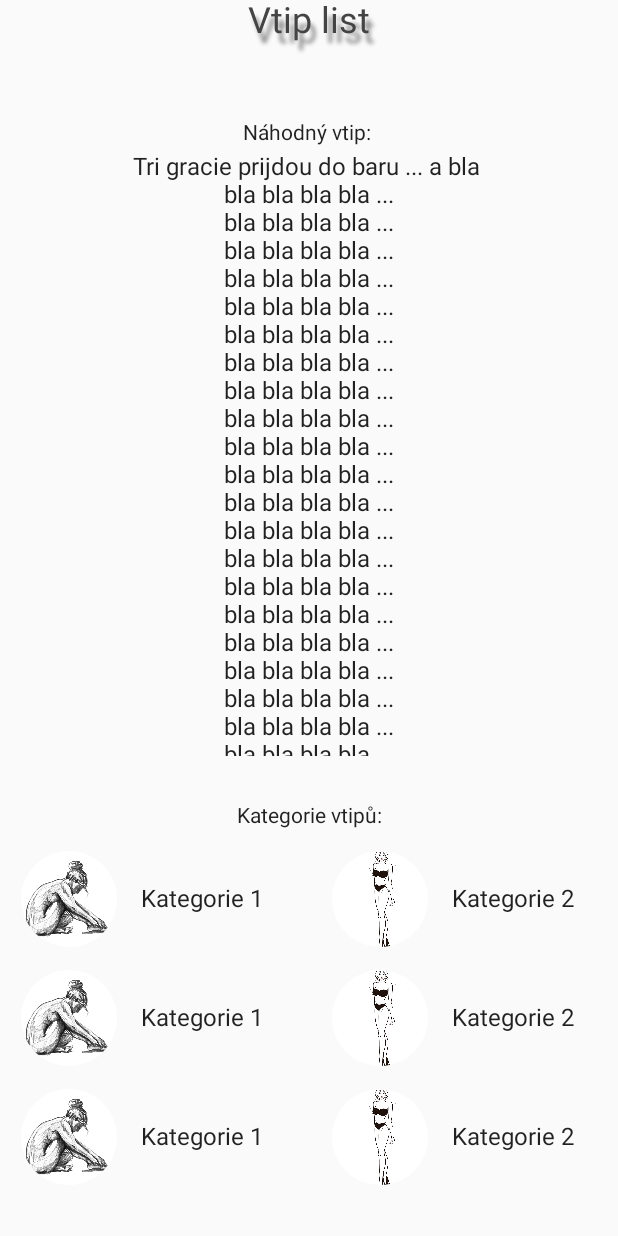
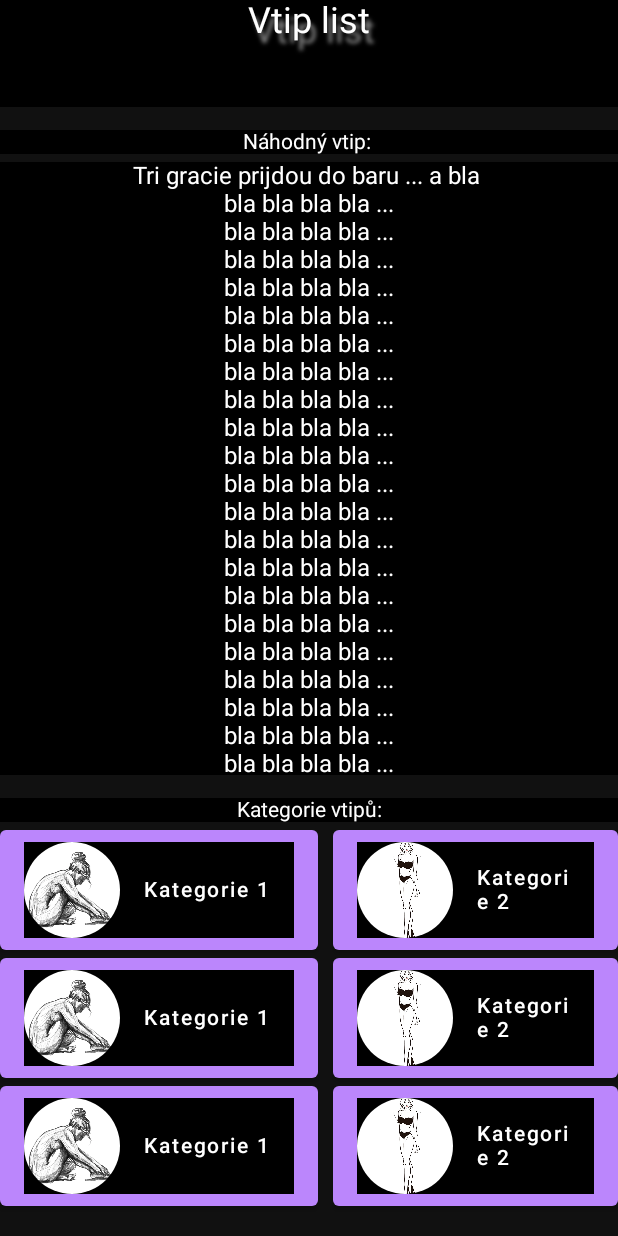
Before and after one commit to mb256/VtipList, an Android app built with Jetpack Compose: the screen it shows after launch (MainActivity), on a phone screen of 412 x 824 dp. Run offline under Robolectric (Android 15) with nearby library versions, the phone set to English and light mode, and no system bars.

Commit message:
Add second activity

```diff
--- a/app/src/main/java/com/example/vtiplist/MainActivity.kt
+++ b/app/src/main/java/com/example/vtiplist/MainActivity.kt
@@ -1,23 +1,29 @@
 package com.example.vtiplist
 
+import android.content.Intent
 import android.os.Bundle
+import android.service.autofill.OnClickAction
 import androidx.activity.ComponentActivity
 import androidx.activity.compose.setContent
 import androidx.annotation.DrawableRes
 import androidx.compose.foundation.Image
+import androidx.compose.foundation.background
 import androidx.compose.foundation.layout.*
 import androidx.compose.foundation.rememberScrollState
 import androidx.compose.foundation.shape.CircleShape
 import androidx.compose.foundation.verticalScroll
+import androidx.compose.material.Button
 import androidx.compose.material.Text
 import androidx.compose.runtime.Composable
 import androidx.compose.ui.Alignment
 import androidx.compose.ui.Modifier
 import androidx.compose.ui.draw.clip
+import androidx.compose.ui.draw.drawBehind
 import androidx.compose.ui.geometry.Offset
 import androidx.compose.ui.graphics.Color
 import androidx.compose.ui.graphics.Shadow
 import androidx.compose.ui.layout.ContentScale
+import androidx.compose.ui.platform.LocalContext
 import androidx.compose.ui.res.painterResource
 import androidx.compose.ui.text.TextStyle
 import androidx.compose.ui.text.style.TextAlign
@@ -34,7 +40,6 @@ class MainActivity : ComponentActivity() {
             VtipListTheme {
                     Greeting()
             }
-
         }
     }
 }
@@ -53,11 +58,13 @@ fun RandomJoke(modifier: Modifier) {
         Text(
             text = "Náhodný vtip: ",
             fontSize = 14.sp,
+            color = Color.White,
             textAlign = TextAlign.Center,
             modifier = Modifier
                 .fillMaxWidth()
+                .background(Color.Black)
         )
-        Spacer(modifier = Modifier.height(5.dp))
+        Spacer(modifier = Modifier.height(5.dp).background(Color.Gray))
         Text(
             text = "Tri gracie prijdou do baru ... a bla \n" +
                     "bla bla bla bla ...\n" +
@@ -110,8 +117,10 @@ fun RandomJoke(modifier: Modifier) {
                     "bla bla bla bla ...\n" +
                     "bla bla bla bla ...",
             textAlign = TextAlign.Center,
+            color = Color.White,
             modifier = Modifier
                 .fillMaxWidth()
+                .background(Color.Black)
                 .verticalScroll(state = rememberScrollState())
         )
     }
@@ -128,37 +137,50 @@ fun JokeCategory(modifier: Modifier) {
     Column(
         horizontalAlignment = Alignment.CenterHorizontally,
         //modifier = Modifier.wrapContentHeight()
-        modifier = modifier
+        modifier = modifier.background(Color(0xff111111))
     )
     {
 
         Text(text = "Kategorie vtipů:",
             textAlign = TextAlign.Center,
             fontSize = 14.sp,
+            color = Color.White,
             modifier = Modifier
                 .fillMaxWidth()
+                .background(Color.Black)
         )
-        Spacer(modifier = Modifier.height(15.dp))
+        Spacer(modifier = Modifier.height(5.dp))
 
         val cat1 = CategoryDescr(R.drawable.figure, "Kategorie 1")
         val cat2 = CategoryDescr(R.drawable.body_shape, "Kategorie 2")
         RowCategory(cat1, cat2)
-        Spacer(modifier = Modifier.height(15.dp))
+        Spacer(modifier = Modifier.height(5.dp))
         RowCategory(cat1, cat2)
-        Spacer(modifier = Modifier.height(15.dp))
+        Spacer(modifier = Modifier.height(5.dp))
         RowCategory(cat1, cat2)
-        Spacer(modifier = Modifier.height(15.dp))
+        Spacer(modifier = Modifier.height(5.dp))
     }
 }
+
 
 @Composable
 fun Category(
     cat: CategoryDescr,
-    modifier: Modifier = Modifier) {
+    modifier: Modifier = Modifier,
+    ) {
+
+    // Fetching the Local Context
+    val mContext = LocalContext.current
+
     // Do Icons or Buttons ...
+    Button(onClick = {
+        mContext.startActivity(Intent(mContext, CategoryActivity::class.java))
+    }) {
         Row(
             verticalAlignment = Alignment.CenterVertically,
-        modifier = Modifier.wrapContentSize()
+            modifier = Modifier
+                .wrapContentSize()
+                .background(Color.Black)
         ) {
             Image(
                 painter = painterResource(id = cat.imageRes),
@@ -167,12 +189,16 @@ fun Category(
                 modifier = Modifier
                     .size(64.dp)
                     .clip(CircleShape)
+                    .background(Color.Black)
             )
             Text(
                 text = cat.text,
-            //style = MaterialTheme.typography.h4,
-            modifier = Modifier.padding(horizontal = 16.dp)
+                color = Color.White,
+                modifier = Modifier
+                    .padding(horizontal = 16.dp)
+                    .background(Color.Black)
             )
+        }
     }
 }
 
@@ -180,9 +206,11 @@ fun Category(
 fun RowCategory(cat1: CategoryDescr,
                 cat2: CategoryDescr,
         ) {
-            Row(verticalAlignment = Alignment.CenterVertically) {
+            Row(verticalAlignment = Alignment.CenterVertically,
+            modifier = Modifier.background(Color(0xff111111)))
+            {
                 Category(cat1)
-                Spacer(modifier = Modifier.width(30.dp))
+                Spacer(modifier = Modifier.width(10.dp))
                 Category(cat2)
     }
 }
@@ -200,18 +228,21 @@ fun JustImage() {
 @Composable
 fun Greeting() {
     Column(
-        modifier = Modifier.fillMaxSize(),
+        modifier = Modifier
+            .fillMaxSize()
+            .background(Color(0xff111111)),
         horizontalAlignment = Alignment.CenterHorizontally
         ) {
 
         val offset = Offset(5.0f, 10.0f)
         Text(text = "Vtip list",
-            color = Color.DarkGray,
+            color = Color.White,
             fontSize = 24.sp,
             textAlign = TextAlign.Center,
             modifier = Modifier
                 .fillMaxWidth()
-                .weight(1F),
+                .weight(1F)
+                .background(Color.Black),
             style = TextStyle(
                 fontSize = 24.sp,
                 shadow = Shadow(
@@ -219,9 +250,9 @@ fun Greeting() {
                 )
             )
         )
-        Spacer(modifier = Modifier.height(10.dp))
+        Spacer(modifier = Modifier.height(15.dp).background(Color.DarkGray))
         RandomJoke(modifier = Modifier.weight(6F))
-        Spacer(modifier = Modifier.height(32.dp))
+        Spacer(modifier = Modifier.height(15.dp).background(Color.Gray))
         JokeCategory(modifier = Modifier.weight(4F))
         Spacer(modifier = Modifier.height(5.dp))
     }
--- a/app/src/main/java/com/example/vtiplist/ui/theme/Theme.kt
+++ b/app/src/main/java/com/example/vtiplist/ui/theme/Theme.kt
@@ -1,5 +1,6 @@
 package com.example.vtiplist.ui.theme
 
+import android.hardware.camera2.params.BlackLevelPattern
 import androidx.compose.foundation.isSystemInDarkTheme
 import androidx.compose.material.MaterialTheme
 import androidx.compose.material.Shapes
@@ -13,6 +14,7 @@ private val DarkColorPalette = darkColors(
     primary = Purple200,
     primaryVariant = Purple700,
     secondary = Teal200,
+    onBackground = Color.Black
 )
 
 private val LightColorPalette = lightColors(
--- /dev/null
+++ b/app/src/main/java/com/example/vtiplist/ui/theme/ui/theme/Type.kt
@@ -0,0 +1,34 @@
+package com.example.vtiplist.ui.theme.ui.theme
+
+import androidx.compose.material3.Typography
+import androidx.compose.ui.text.TextStyle
+import androidx.compose.ui.text.font.FontFamily
+import androidx.compose.ui.text.font.FontWeight
+import androidx.compose.ui.unit.sp
+
+// Set of Material typography styles to start with
+val Typography = Typography(
+    bodyLarge = TextStyle(
+        fontFamily = FontFamily.Default,
+        fontWeight = FontWeight.Normal,
+        fontSize = 16.sp,
+        lineHeight = 24.sp,
+        letterSpacing = 0.5.sp
+    )
+    /* Other default text styles to override
+    titleLarge = TextStyle(
+        fontFamily = FontFamily.Default,
+        fontWeight = FontWeight.Normal,
+        fontSize = 22.sp,
+        lineHeight = 28.sp,
+        letterSpacing = 0.sp
+    ),
+    labelSmall = TextStyle(
+        fontFamily = FontFamily.Default,
+        fontWeight = FontWeight.Medium,
+        fontSize = 11.sp,
+        lineHeight = 16.sp,
+        letterSpacing = 0.5.sp
+    )
+    */
+)
--- a/app/src/main/res/values/strings.xml
+++ b/app/src/main/res/values/strings.xml
@@ -1,3 +1,4 @@
 <resources>
     <string name="app_name">VtipList</string>
+    <string name="title_activity_category">CategoryActivity</string>
 </resources>
```
Also changed, not shown: app/build.gradle (+7 -1 lines), app/src/main/AndroidManifest.xml (+10 -0 lines), app/src/main/java/com/example/vtiplist/CategoryActivity.kt (added, +133 -0 lines), app/src/main/java/com/example/vtiplist/ui/theme/ui/theme/Color.kt (added, +11 -0 lines), app/src/main/java/com/example/vtiplist/ui/theme/ui/theme/Theme.kt (added, +70 -0 lines). Lines whose indentation alone changed are shown as unchanged.
